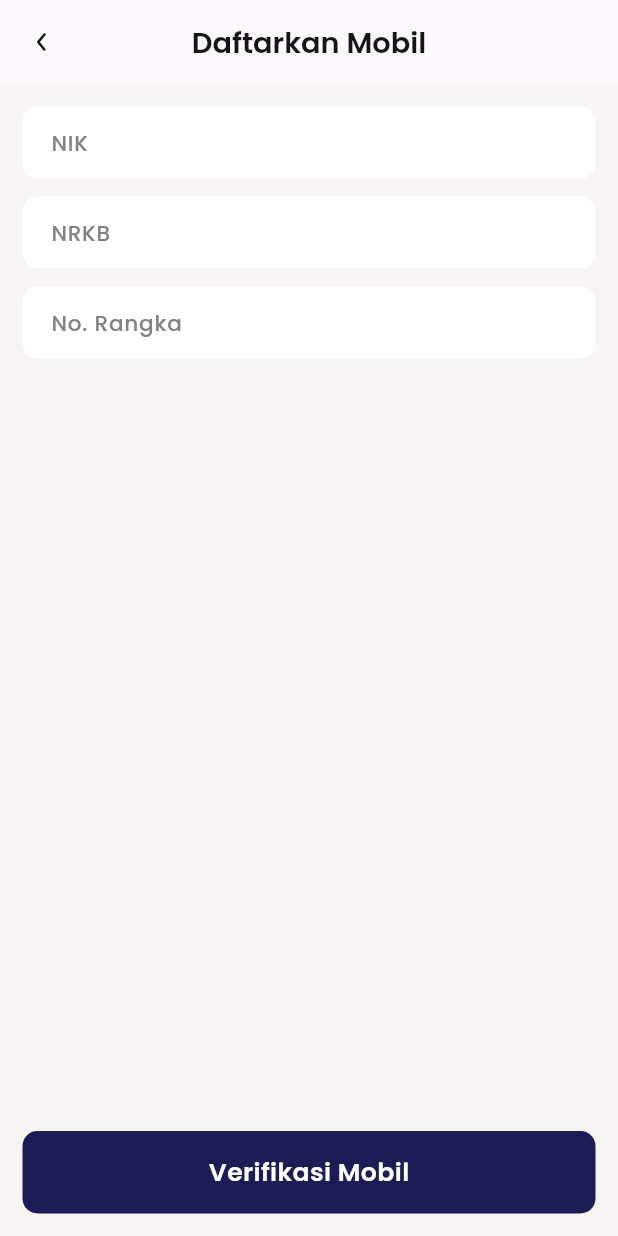
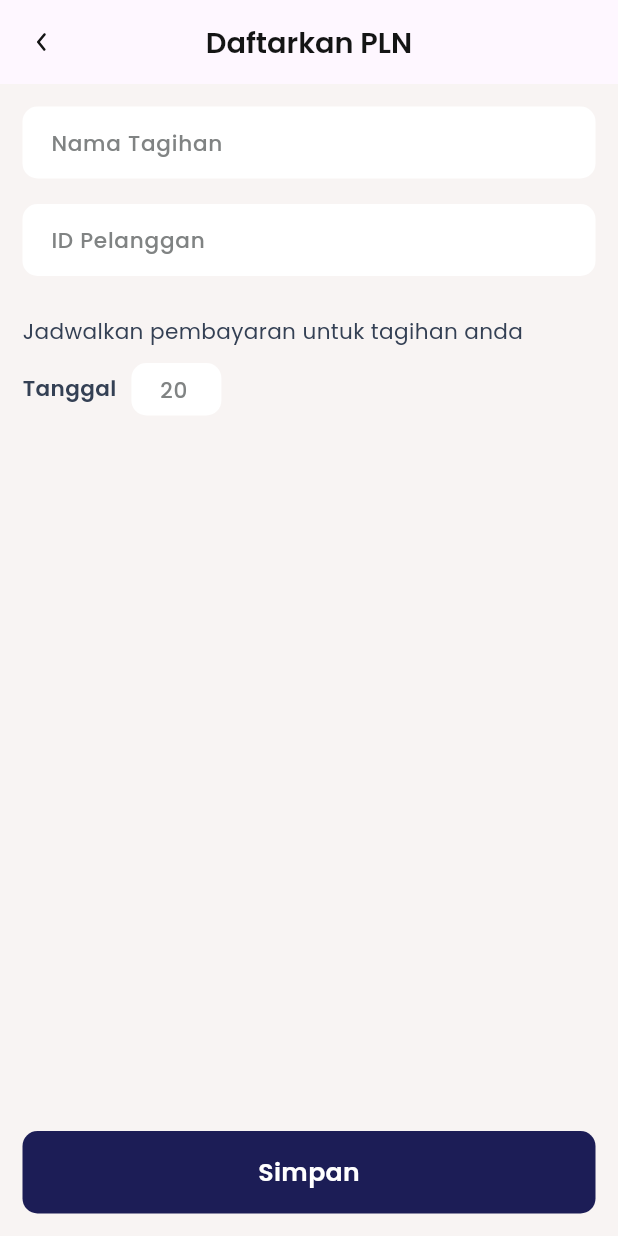
Before and after one commit to SyahranFD/govbill, a Flutter app: the screen it shows after launch, on a phone screen of 412 x 824 dp. Run offline on Flutter 3.47's test engine with Material 3 defaults, Android fonts, the phone set to English and light mode, and no system bars; our stand-ins replace flutter_svg, get, get_storage, google_fonts; project files that could hold a hidden picture were left out.

Commit message:
[A] slicing daftar PLN

```diff
--- /dev/null
+++ b/lib/app/pages/tambah_tagihan_page/component/tambah_pln/tambah_pln_view.dart
@@ -0,0 +1,100 @@
+import 'package:flutter/material.dart';
+import 'package:flutter/services.dart';
+import 'package:flutter_svg/svg.dart';
+import 'package:govbill/app/pages/tambah_tagihan_page/widget/button_widget.dart';
+import 'package:govbill/app/pages/tambah_tagihan_page/widget/text_input_widget.dart';
+import 'package:govbill/common/helper/themes.dart';
+
+class TambahPlnView extends StatelessWidget {
+  const TambahPlnView({super.key});
+
+  @override
+  Widget build(BuildContext context) {
+    return Scaffold(
+      backgroundColor: backgroundPageColor,
+      appBar: AppBar(
+        title: Text(
+          "Daftarkan PLN",
+          style: tsBodyLargeSemiboldBlack,
+        ),
+        centerTitle: true,
+        leading: IconButton(
+          onPressed: () {},
+          icon: SvgPicture.asset("assets/icons/icArrowBack.svg"),
+        ),
+      ),
+      body: Container(
+        width: double.infinity,
+        height: double.infinity,
+        margin: EdgeInsets.symmetric(horizontal: 15),
+        child: SingleChildScrollView(
+          child:
+              Column(crossAxisAlignment: CrossAxisAlignment.start, children: [
+            SizedBox(
+              height: 15,
+            ),
+            TextInputWidget(
+              hintText: "Nama Tagihan",
+              keyboard: TextInputType.name,
+              inputFormatters: [FilteringTextInputFormatter.digitsOnly],
+              height: 55,
+              padding: EdgeInsets.only(top: 15, left: 15),
+            ),
+            SizedBox(
+              height: 10,
+            ),
+            TextInputWidget(
+              hintText: "ID Pelanggan",
+              keyboard: TextInputType.number,
+              inputFormatters: [
+                FilteringTextInputFormatter.digitsOnly,
+                LengthLimitingTextInputFormatter(12)
+              ],
+              height: 55,
+              padding: EdgeInsets.only(top: 15, left: 15),
+            ),
+            SizedBox(
+              height: 20,
+            ),
+            Text(
+              "Jadwalkan pembayaran untuk tagihan anda",
+              style: tsBodySmallRegularBlueGrey,
+            ),
+            SizedBox(
+              height: 10,
+            ),
+            Row(children: [
+              Text(
+                "Tanggal",
+                style: tsBodySmallSemiboldBlueGrey,
+              ),
+              SizedBox(
+                width: 10,
+              ),
+              TextInputWidget(
+                height: 35,
+                width: 60,
+                hintText: "20",
+                keyboard: TextInputType.number,
+                inputFormatters: [
+                  LengthLimitingTextInputFormatter(2),
+                  FilteringTextInputFormatter.digitsOnly
+                ],
+                padding: EdgeInsets.only(top: 10, left: 15),
+              ),
+            ]),
+          ]),
+        ),
+      ),
+      floatingActionButton: ButtonWidget(
+        onTap: () {},
+        title: "Simpan",
+        height: 55,
+        width: double.infinity,
+        alignment: Alignment.center,
+        margin: EdgeInsets.all(15),
+      ),
+      floatingActionButtonLocation: FloatingActionButtonLocation.centerDocked,
+    );
+  }
+}
--- a/lib/common/routes/app_pages.dart
+++ b/lib/common/routes/app_pages.dart
@@ -1,5 +1,6 @@
 import 'package:get/get.dart';
 import 'package:govbill/app/pages/index.dart';
+import 'package:govbill/app/pages/tambah_tagihan_page/component/tambah_pln/tambah_pln_view.dart';
 part 'app_routes.dart';
 
 class AppPages {
@@ -7,7 +8,7 @@ class AppPages {
 
   AppPages._();
 
-  static const INITIAL = Routes.TAMBAH_MOBIL_PAGE;
+  static const INITIAL = Routes.TAMBAH_PLN;
 
   static final routes = [
     GetPage(
@@ -126,5 +127,10 @@ class AppPages {
         page: () => TambahMobilKonfirmasiView(),
         binding: TambahTagihanPageBinding(),
         transition: Transition.noTransition),
+    GetPage(
+        name: _Paths.TAMBAH_PLN,
+        page: () => TambahPlnView(),
+        binding: TambahTagihanPageBinding(),
+        transition: Transition.noTransition),
   ];
 }
--- a/lib/common/routes/app_routes.dart
+++ b/lib/common/routes/app_routes.dart
@@ -23,7 +23,7 @@ abstract class Routes {
   static const TAMBAH_MOTOR_KONFIRMASI = _Paths.TAMBAH_MOTOR_KONFIRMASI;
   static const TAMBAH_MOBIL_PAGE = _Paths.TAMBAH_MOBIL_PAGE;
   static const TAMBAH_MOBIL_KONFIRMASI = _Paths.TAMBAH_MOBIL_KONFIRMASI;
-
+  static const TAMBAH_PLN = _Paths.TAMBAH_PLN;
 }
 
 abstract class _Paths {
@@ -49,4 +49,5 @@ abstract class _Paths {
   static const TAMBAH_MOTOR_KONFIRMASI = "/tambah-motor-konfirmasi";
   static const TAMBAH_MOBIL_PAGE = '/tambah-mobil';
   static const TAMBAH_MOBIL_KONFIRMASI = "/tambah-mobil-konfirmasi";
+  static const TAMBAH_PLN = "/tambah-pln";
 }
```
